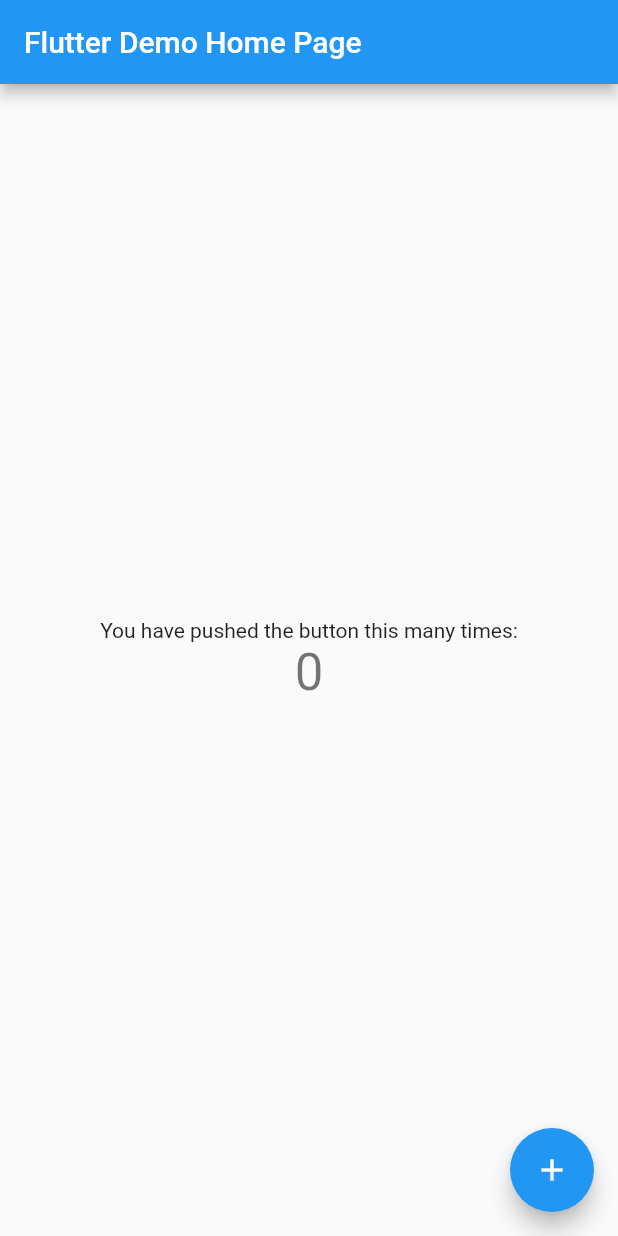
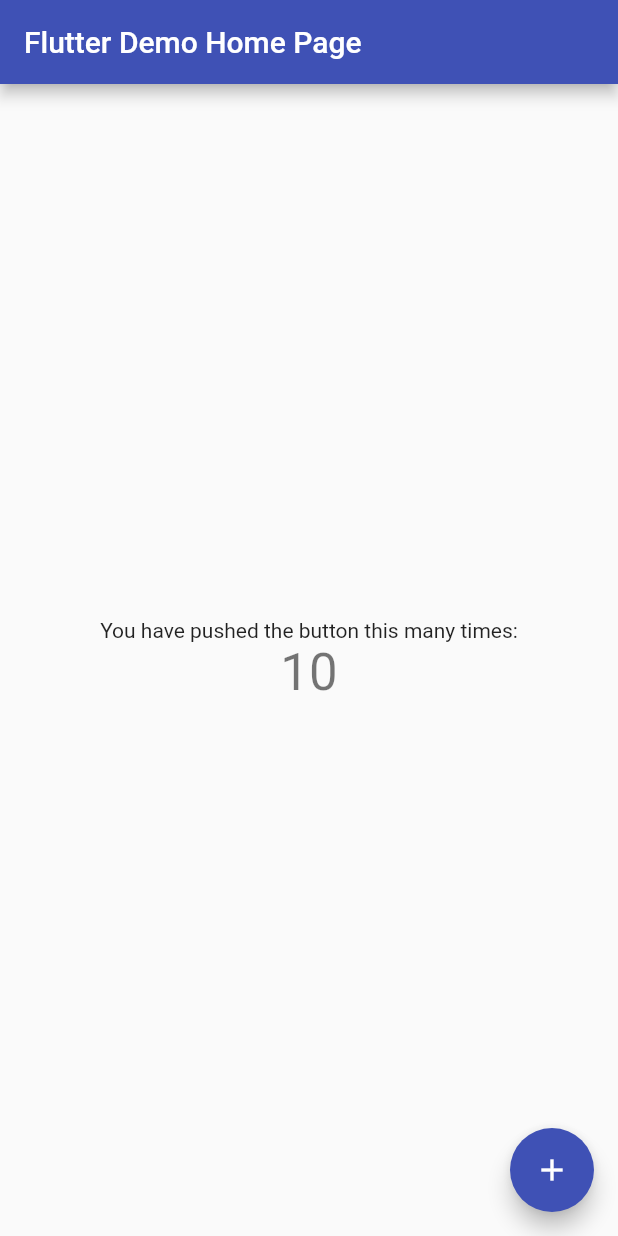
Before and after one commit to BekirovaMavile/flutter_application_first, a Flutter app: the screen it shows after launch, on a phone screen of 412 x 824 dp. Run offline on Flutter 3.47's test engine with Material 2 defaults, Android fonts, the phone set to English and light mode, and no system bars.

Commit message:
Hot Reload and Hot Restart

```diff
--- a/lib/main.dart
+++ b/lib/main.dart
@@ -22,7 +22,7 @@ class MyApp extends StatelessWidget {
         // or simply save your changes to "hot reload" in a Flutter IDE).
         // Notice that the counter didn't reset back to zero; the application
         // is not restarted.
-        primarySwatch: Colors.blue,
+        primarySwatch: Colors.indigo,
       ),
       home: const MyHomePage(title: 'Flutter Demo Home Page'),
     );
@@ -48,7 +48,7 @@ class MyHomePage extends StatefulWidget {
 }
 
 class _MyHomePageState extends State<MyHomePage> {
-  int _counter = 0;
+  int _counter = 10;
 
   void _incrementCounter() {
     setState(() {
```
